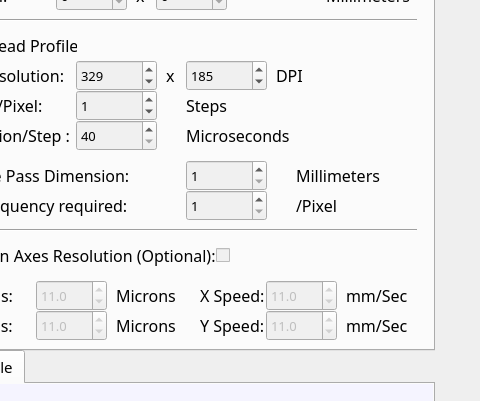
The window that updatedProgramGUI_old1.ui (Projectsbackup/Project1) describes before a commit, drawn with Qt 5; both pictures show x 866 to 1346 and y 150 to 551 of the 1346 by 831 pixel window.
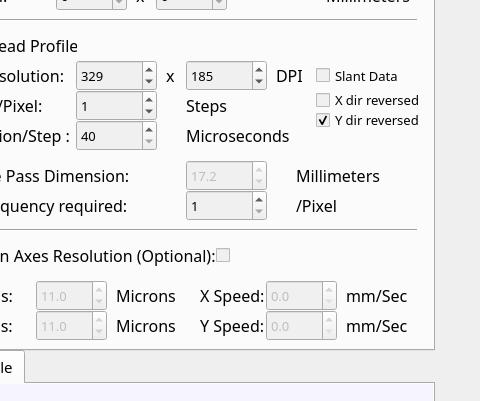
The same window after the commit. Icons and pictures are not drawn.

```diff
--- a/updatedProgramGUI_old1.ui
+++ b/updatedProgramGUI_old1.ui
@@ -1544,25 +1544,6 @@
        <bool>false</bool>
       </property>
      </widget>
-     <widget class="QSpinBox" name="singlepassDimension">
-      <property name="geometry">
-       <rect>
-        <x>240</x>
-        <y>280</y>
-        <width>81</width>
-        <height>31</height>
-       </rect>
-      </property>
-      <property name="minimum">
-       <number>1</number>
-      </property>
-      <property name="maximum">
-       <number>2000</number>
-      </property>
-      <property name="value">
-       <number>1</number>
-      </property>
-     </widget>
      <widget class="QLabel" name="microSecLabel_2">
       <property name="geometry">
        <rect>
@@ -1766,7 +1747,7 @@
        <double>0.500000000000000</double>
       </property>
       <property name="value">
-       <double>11.000000000000000</double>
+       <double>0.000000000000000</double>
       </property>
      </widget>
      <widget class="QDoubleSpinBox" name="ymotionspd">
@@ -1791,7 +1772,7 @@
        <double>0.500000000000000</double>
       </property>
       <property name="value">
-       <double>11.000000000000000</double>
+       <double>0.000000000000000</double>
       </property>
      </widget>
      <widget class="QLabel" name="Xmicronslabel_5">
@@ -1848,6 +1829,73 @@
        <bool>false</bool>
       </property>
      </widget>
+     <widget class="QDoubleSpinBox" name="singlepassDimension">
+      <property name="enabled">
+       <bool>false</bool>
+      </property>
+      <property name="geometry">
+       <rect>
+        <x>240</x>
+        <y>280</y>
+        <width>81</width>
+        <height>31</height>
+       </rect>
+      </property>
+      <property name="decimals">
+       <number>1</number>
+      </property>
+      <property name="maximum">
+       <double>500.000000000000000</double>
+      </property>
+      <property name="singleStep">
+       <double>0.100000000000000</double>
+      </property>
+      <property name="value">
+       <double>17.199999999999999</double>
+      </property>
+     </widget>
+     <widget class="QCheckBox" name="slantData">
+      <property name="geometry">
+       <rect>
+        <x>370</x>
+        <y>180</y>
+        <width>111</width>
+        <height>31</height>
+       </rect>
+      </property>
+      <property name="text">
+       <string>Slant Data</string>
+      </property>
+     </widget>
+     <widget class="QCheckBox" name="Xreversed">
+      <property name="geometry">
+       <rect>
+        <x>370</x>
+        <y>210</y>
+        <width>111</width>
+        <height>20</height>
+       </rect>
+      </property>
+      <property name="text">
+       <string>X dir reversed</string>
+      </property>
+     </widget>
+     <widget class="QCheckBox" name="Yreversed">
+      <property name="geometry">
+       <rect>
+        <x>370</x>
+        <y>230</y>
+        <width>111</width>
+        <height>20</height>
+       </rect>
+      </property>
+      <property name="text">
+       <string>Y dir reversed</string>
+      </property>
+      <property name="checked">
+       <bool>true</bool>
+      </property>
+     </widget>
     </widget>
    </widget>
    <widget class="QTabWidget" name="Console">
```
